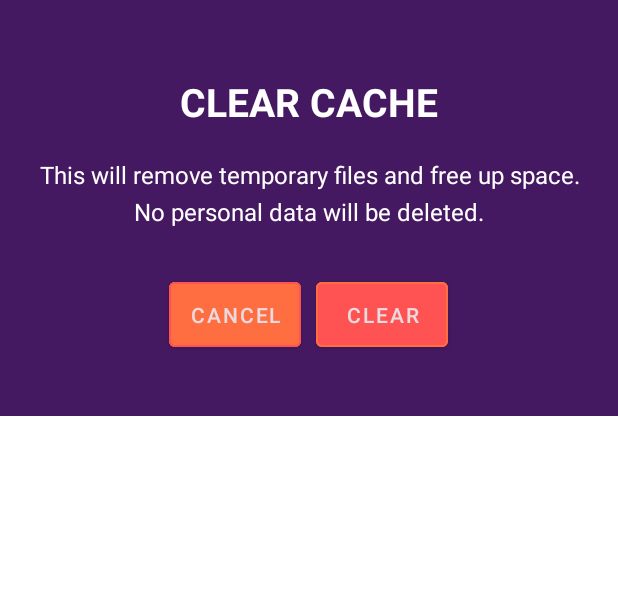
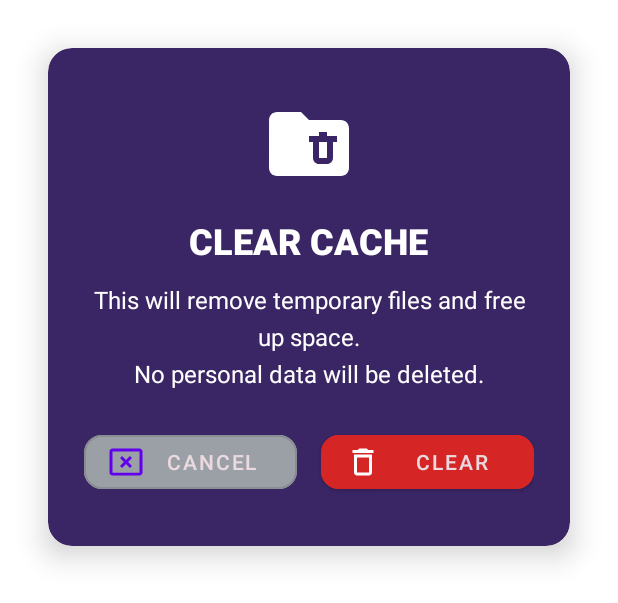
Before and after one commit to xienshane/FlickView, an Android app: the layout clear_cache_page.xml on its own in the app's theme, with its tools: preview values and no code run, on a phone screen of 412 x 824 dp. Shown: the top 603 px of the screen. Run offline under Robolectric (Android 15) with nearby library versions, the phone set to English and light mode, and no system bars.

Commit message:
UI - clear cache (dialog instead of page)

```diff
--- a/app/src/main/AndroidManifest.xml
+++ b/app/src/main/AndroidManifest.xml
@@ -68,9 +68,9 @@
             android:exported="false"
             android:theme="@style/Theme.Flickview" />
 
-        <activity android:name=".activities.ClearCacheActivity"
-            android:exported="false"
-            android:theme="@style/Theme.Flickview" />
+<!--        <activity android:name=".activities.ClearCacheActivity"-->
+<!--            android:exported="false"-->
+<!--            android:theme="@style/Theme.Flickview" />-->
 
         <activity android:name=".activities.ClearDownloadsActivity"
             android:exported="false"
--- /dev/null
+++ b/app/src/main/res/drawable/ic_cancel.xml
@@ -0,0 +1,7 @@
+<vector xmlns:android="http://schemas.android.com/apk/res/android" android:height="24dp" android:tint="#FFFFFF" android:viewportHeight="24" android:viewportWidth="24" android:width="24dp">
+
+    <path android:fillColor="@android:color/white" android:pathData="M21,19.1H3V5h18v14.1zM21,3H3c-1.1,0 -2,0.9 -2,2v14c0,1.1 0.9,2 2,2h18c1.1,0 2,-0.9 2,-2V5c0,-1.1 -0.9,-2 -2,-2z"/>
+
+    <path android:fillColor="@android:color/white" android:pathData="M14.59,8L12,10.59 9.41,8 8,9.41 10.59,12 8,14.59 9.41,16 12,13.41 14.59,16 16,14.59 13.41,12 16,9.41z"/>
+
+</vector>
--- /dev/null
+++ b/app/src/main/res/drawable/ic_clear_cache.xml
@@ -0,0 +1,5 @@
+<vector xmlns:android="http://schemas.android.com/apk/res/android" android:height="24dp" android:tint="#FFFFFF" android:viewportHeight="24" android:viewportWidth="24" android:width="24dp">
+
+    <path android:fillColor="@android:color/white" android:pathData="M22,8v10c0,1.1 -0.9,2 -2,2H4c-1.1,0 -2,-0.9 -2,-2L2.01,6C2.01,4.9 2.9,4 4,4h6l2,2h8C21.1,6 22,6.9 22,8zM16.5,10V9h-2v1H12v1.5h1v4c0,0.83 0.67,1.5 1.5,1.5h2c0.83,0 1.5,-0.67 1.5,-1.5v-4h1V10H16.5zM16.5,15.5h-2v-4h2V15.5z"/>
+
+</vector>
--- /dev/null
+++ b/app/src/main/res/drawable/ic_delete.xml
@@ -0,0 +1,5 @@
+<vector xmlns:android="http://schemas.android.com/apk/res/android" android:height="24dp" android:tint="#FFFFFF" android:viewportHeight="24" android:viewportWidth="24" android:width="24dp">
+
+    <path android:fillColor="@android:color/white" android:pathData="M6,19c0,1.1 0.9,2 2,2h8c1.1,0 2,-0.9 2,-2L18,7L6,7v12zM8,9h8v10L8,19L8,9zM15.5,4l-1,-1h-5l-1,1L5,4v2h14L19,4z"/>
+
+</vector>
--- a/app/src/main/res/layout/app_language_page.xml
+++ b/app/src/main/res/layout/app_language_page.xml
@@ -39,7 +39,7 @@
         android:layout_height="wrap_content"
         android:layout_marginTop="24dp"
         android:divider="@android:color/white"
-        android:dividerHeight="3dp"
+        android:dividerHeight="2dp"
         android:background="@drawable/listview_bg"
         android:padding="10dp" />
 </LinearLayout>
--- a/app/src/main/res/layout/browse.xml
+++ /dev/null
@@ -1,6 +0,0 @@
-<?xml version="1.0" encoding="utf-8"?>
-<androidx.constraintlayout.widget.ConstraintLayout xmlns:android="http://schemas.android.com/apk/res/android"
-    android:layout_width="match_parent"
-    android:layout_height="match_parent">
-
-</androidx.constraintlayout.widget.ConstraintLayout>
--- a/app/src/main/res/layout/clear_cache_page.xml
+++ b/app/src/main/res/layout/clear_cache_page.xml
@@ -1,31 +1,46 @@
 <?xml version="1.0" encoding="utf-8"?>
-<LinearLayout xmlns:android="http://schemas.android.com/apk/res/android"
+<androidx.cardview.widget.CardView xmlns:android="http://schemas.android.com/apk/res/android"
     xmlns:app="http://schemas.android.com/apk/res-auto"
-    android:orientation="vertical"
     android:layout_width="match_parent"
     android:layout_height="wrap_content"
-    android:background="#451961"
-    android:padding="20dp">
+    android:layout_margin="32dp"
+    android:background="@android:color/transparent"
+    app:cardCornerRadius="16dp"
+    app:cardElevation="12dp"
+    app:cardBackgroundColor="@color/bg">
+
+    <LinearLayout
+        android:layout_width="match_parent"
+        android:layout_height="wrap_content"
+        android:orientation="vertical"
+        android:padding="24dp"
+        android:gravity="center_horizontal">
+
+        <ImageView
+            android:layout_width="64dp"
+            android:layout_height="64dp"
+            android:src="@drawable/ic_clear_cache"
+            android:layout_marginTop="8dp"
+            android:contentDescription="Clear Cache Icon" />
 
         <TextView
             android:layout_width="wrap_content"
             android:layout_height="wrap_content"
-        android:fontFamily="sans-serif"
+            android:fontFamily="sans-serif-medium"
             android:text="CLEAR CACHE"
             android:textStyle="bold"
-        android:textSize="26sp"
-        android:textColor="@color/white"
-        android:layout_marginTop="30dp"
-        android:layout_gravity="center_horizontal" />
+            android:textSize="24sp"
+            android:textColor="@android:color/white"
+            android:layout_marginTop="16dp" />
 
         <TextView
             android:id="@+id/cache_message"
             android:layout_width="match_parent"
             android:layout_height="wrap_content"
-        android:text="This will remove temporary files and free up space. No personal data will be deleted."
+            android:text="This will remove temporary files and free up space.\nNo personal data will be deleted."
             android:textSize="16sp"
-        android:textColor="@color/white"
-        android:layout_marginTop="20dp"
+            android:textColor="@android:color/white"
+            android:layout_marginTop="12dp"
             android:gravity="center"
             android:lineSpacingExtra="6dp"
             android:fontFamily="sans-serif" />
@@ -35,30 +50,33 @@
             android:layout_height="wrap_content"
             android:orientation="horizontal"
             android:gravity="center"
-        android:layout_marginTop="30dp"
-        android:layout_marginBottom="20dp">
+            android:layout_marginTop="24dp"
+            android:layout_marginBottom="8dp">
 
             <com.google.android.material.button.MaterialButton
                 android:id="@+id/button_cancel_cache"
-            android:layout_width="wrap_content"
+                style="@style/Widget.MaterialComponents.Button.OutlinedButton"
+                android:layout_width="0dp"
                 android:layout_height="wrap_content"
+                android:layout_weight="1"
                 android:text="CANCEL"
                 android:textColor="#EAD9DE"
-            android:backgroundTint="#FF6E40"
-            android:padding="12dp"
-            app:strokeWidth="1dp"
-            app:strokeColor="#FF5252"
-            android:layout_marginEnd="10dp"/>
+                android:backgroundTint="@color/gray9ba0a6"
+                app:cornerRadius="12dp"
+                app:icon="@drawable/ic_cancel"
+                android:layout_marginEnd="8dp" />
 
             <com.google.android.material.button.MaterialButton
                 android:id="@+id/button_confirm_cache"
-            android:layout_width="wrap_content"
+                android:layout_width="0dp"
                 android:layout_height="wrap_content"
+                android:layout_weight="1"
                 android:text="CLEAR"
                 android:textColor="#EAD9DE"
-            android:backgroundTint="#FF5252"
-            android:padding="12dp"
-            app:strokeWidth="1dp"
-            app:strokeColor="#FF6E40"/>
+                android:backgroundTint="#D62525"
+                app:cornerRadius="12dp"
+                app:icon="@drawable/ic_delete"
+                android:layout_marginStart="8dp" />
         </LinearLayout>
     </LinearLayout>
+</androidx.cardview.widget.CardView>
--- /dev/null
+++ b/app/src/main/res/values/styles.xml
@@ -0,0 +1,6 @@
+<?xml version="1.0" encoding="utf-8"?>
+<resources>
+    <style name="CustomDialogStyle" parent="Theme.MaterialComponents.DayNight.Dialog.Alert">
+        <item name="android:background">@android:color/transparent</item>
+    </style>
+</resources>
```
Also changed, not shown: app/src/main/java/com/android/flickview/activities/ClearCacheActivity.kt (deleted, +0 -48 lines), app/src/main/java/com/android/flickview/activities/ClearCacheDialogFragment.kt (added, +69 -0 lines), app/src/main/java/com/android/flickview/activities/SettingsPageActivity.kt (+10 -6 lines). Lines whose indentation alone changed are shown as unchanged.
